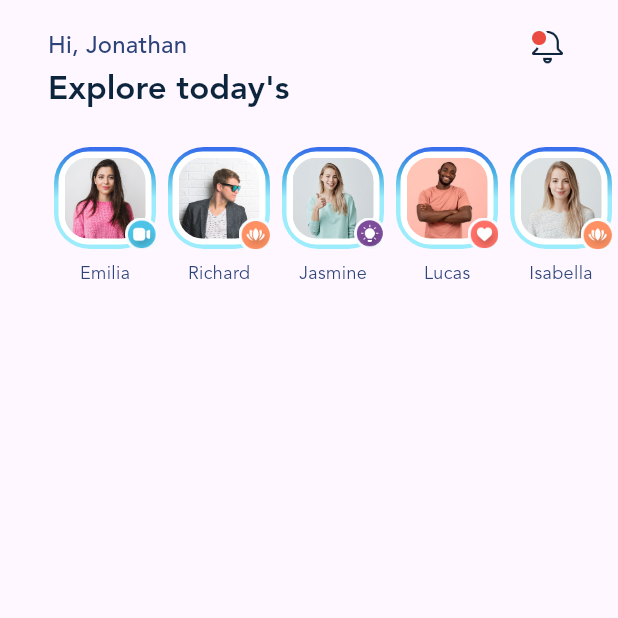
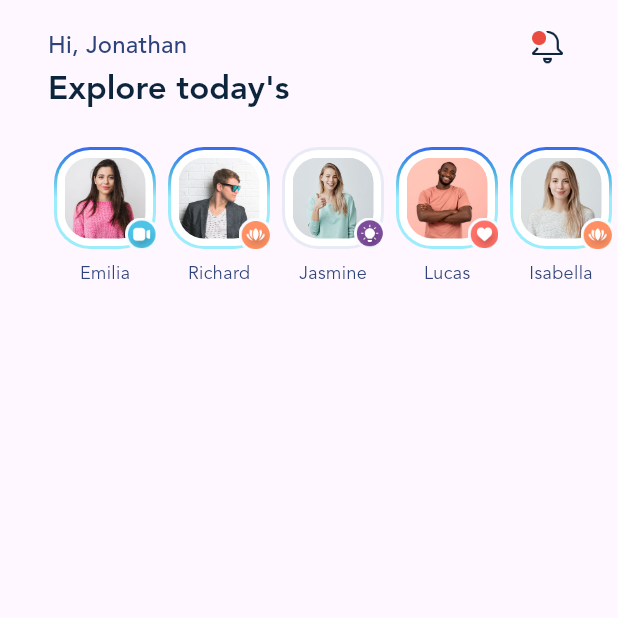
Before and after one commit to MersadMolaei/BlogClub, a Flutter app: the screen it shows after launch, on a phone screen of 412 x 824 dp, the top half of it. Run offline on Flutter 3.47's test engine with Material 2 defaults, Android fonts, the phone set to English and light mode, and no system bars.

Commit message:
modified: modified [main.dart] file, Extracted _storyProfileImage

```diff
--- a/lib/main.dart
+++ b/lib/main.dart
@@ -131,36 +131,9 @@ class Story extends StatelessWidget {
         children: [
           Stack(
             children: [
-              Container(
-                height: 68,
-                width: 68,
-                decoration: BoxDecoration(
-                  borderRadius: BorderRadius.circular(24),
-                  gradient: const LinearGradient(
-                    // begin: Alignment.topCenter,
-                    // end: Alignment.bottomCenter,
-                    begin: Alignment.topRight,
-                    // end: Alignment.bottomLeft,
-                    colors: [
-                      Color(0xff376AED),
-                      Color(0xff49B0E2),
-                      Color(0xff9CECFB),
-                    ],
-                  ),
-                ),
-                child: Container(
-                  margin: const EdgeInsets.all(3),
-                  decoration: BoxDecoration(
-                    color: Colors.white,
-                    borderRadius: BorderRadius.circular(20),
-                  ),
-                  padding: const EdgeInsets.all(4),
-                  child: ClipRRect(
-                    borderRadius: BorderRadius.circular(16),
-                    child: Image.asset(story.imageFileName),
-                  ),
-                ),
-              ),
+              story.isViewed
+                  ? _storyBorderViewedState()
+                  : _storyBorderNotViewedState(),
               Positioned(
                 bottom: -3,
                 right: -3,
@@ -183,4 +156,61 @@ class Story extends StatelessWidget {
       ),
     );
   }
+
+  Container _storyBorderNotViewedState() {
+    return Container(
+      height: 68,
+      width: 68,
+      decoration: BoxDecoration(
+        borderRadius: BorderRadius.circular(24),
+        gradient: const LinearGradient(
+          // begin: Alignment.topCenter,
+          // end: Alignment.bottomCenter,
+          begin: Alignment.topRight,
+          // end: Alignment.bottomLeft,
+          colors: [
+            Color(0xff376AED),
+            Color(0xff49B0E2),
+            Color(0xff9CECFB),
+          ],
+        ),
+      ),
+      child: Container(
+        margin: const EdgeInsets.all(2),
+        decoration: BoxDecoration(
+          color: Colors.white,
+          borderRadius: BorderRadius.circular(22),
+        ),
+        padding: const EdgeInsets.all(5),
+        child: _storyProfileImage(),
+      ),
+    );
+  }
+
+  Container _storyBorderViewedState() {
+    return Container(
+      height: 68,
+      width: 68,
+      decoration: BoxDecoration(
+        color: Colors.indigo.shade50,
+        borderRadius: BorderRadius.circular(24),
+      ),
+      child: Container(
+        margin: const EdgeInsets.all(2),
+        decoration: BoxDecoration(
+          color: Colors.white,
+          borderRadius: BorderRadius.circular(22),
+        ),
+        padding: const EdgeInsets.all(5),
+        child: _storyProfileImage(),
+      ),
+    );
+  }
+
+  Widget _storyProfileImage() {
+    return ClipRRect(
+      borderRadius: BorderRadius.circular(17),
+      child: Image.asset(story.imageFileName),
+    );
+  }
 }
```
